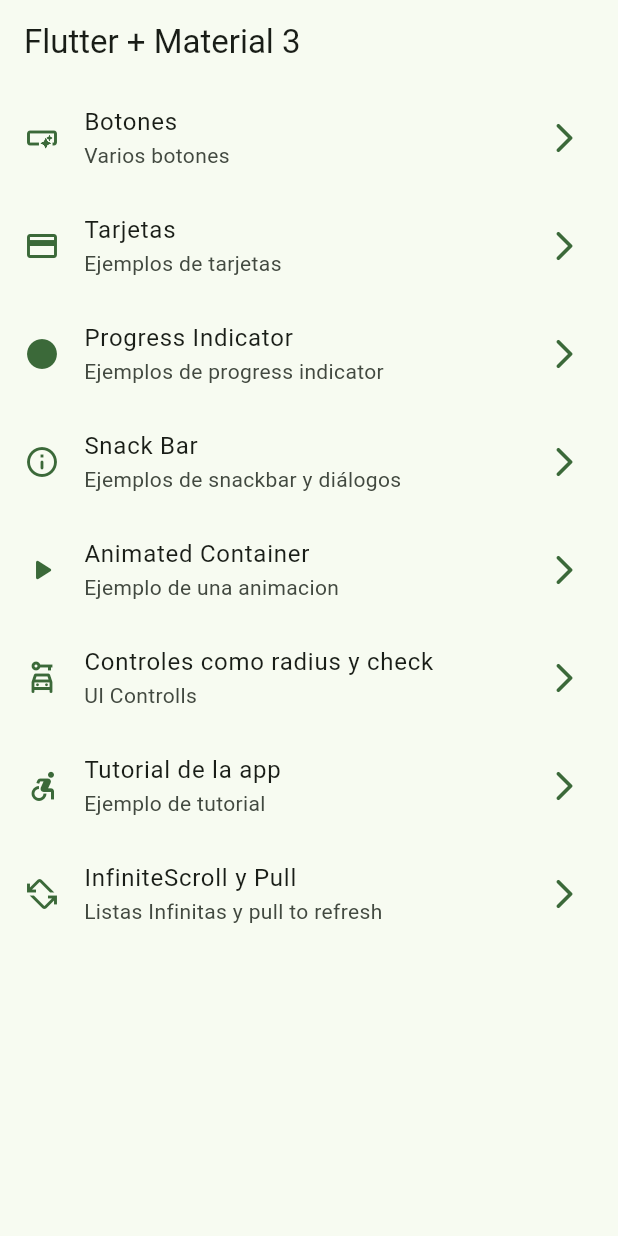
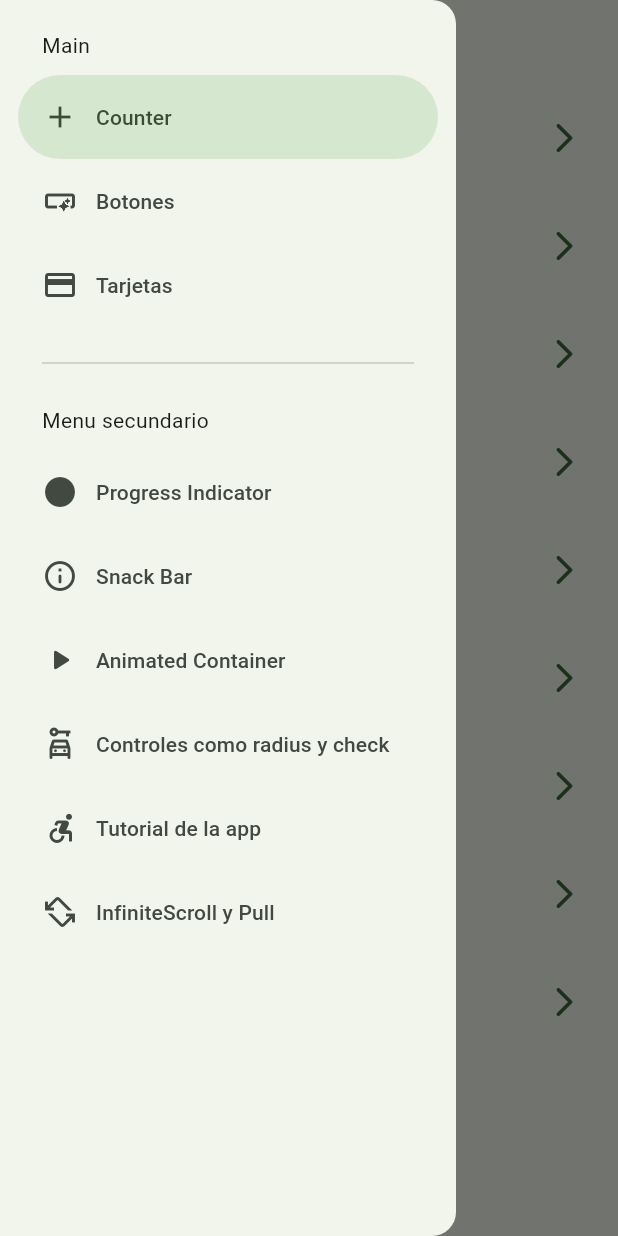
Before and after one commit to paulG1505/flutter_widgets_examples, a Flutter app: the screen it shows after launch, with the side drawer open (before the commit the screen has no drawer), on a phone screen of 412 x 824 dp. Run offline on Flutter 3.47's test engine with Material 2 defaults, Android fonts, the phone set to English and light mode, and no system bars; our stand-ins replace animate_do, flutter_riverpod, go_router.

Commit message:
Implementacion de riverpod

```diff
--- a/lib/config/menu/menu_items.dart
+++ b/lib/config/menu/menu_items.dart
@@ -14,6 +14,11 @@ class MenuItem {
 }
 
 const appMenuItems = <MenuItem>[
+  MenuItem(
+      title: 'Counter',
+      subtitle: 'Counter con RiverPod',
+      link: '/counter',
+      icon: Icons.add),
   MenuItem(
       title: 'Botones',
       subtitle: 'Varios botones',
--- a/lib/config/router/app_router.dart
+++ b/lib/config/router/app_router.dart
@@ -12,6 +12,11 @@ final appRouter = GoRouter(
     GoRoute(
       path: '/buttons',
       name: ButtonsScreen.name,
+      builder: (context, state) => const ButtonsScreen(),
+    ),
+    GoRoute(
+      path: '/counter',
+      name: CounterScreen.name,
       builder: (context, state) => const ButtonsScreen(),
     ),
     GoRoute(
--- a/lib/main.dart
+++ b/lib/main.dart
@@ -1,9 +1,14 @@
 import 'package:flutter/material.dart';
+import 'package:flutter_riverpod/flutter_riverpod.dart';
 import 'package:widgets_app/config/router/app_router.dart';
 import 'package:widgets_app/config/theme/app_theme.dart';
 
 void main() {
-  runApp(const MainApp());
+  runApp(
+    const ProviderScope(//creamos llamado a riverpod en toda la app
+      child: MainApp()
+      )
+    );
 }
 
 class MainApp extends StatelessWidget {
--- /dev/null
+++ b/lib/presentation/providers/counter_provider.dart
@@ -0,0 +1,3 @@
+import 'package:flutter_riverpod/flutter_riverpod.dart';
+
+final counterProvider = StateProvider((ref) => 5);
--- /dev/null
+++ b/lib/presentation/providers/theme_provider.dart
@@ -0,0 +1,3 @@
+import 'package:flutter_riverpod/flutter_riverpod.dart';
+
+final isDarkModeProvider = StateProvider((ref) => false);
--- a/lib/presentation/screens/home/home_screen.dart
+++ b/lib/presentation/screens/home/home_screen.dart
@@ -1,18 +1,21 @@
 import 'package:flutter/material.dart';
 import 'package:go_router/go_router.dart';
 import 'package:widgets_app/config/menu/menu_items.dart';
+import 'package:widgets_app/presentation/widgets/side_menu.dart';
 
 class HomeScreen extends StatelessWidget {
-
   static const String name = 'home_screen';
 
   const HomeScreen({super.key});
 
   @override
   Widget build(BuildContext context) {
+    final scaffoldKey = GlobalKey<ScaffoldState>();
     return Scaffold(
+      key: scaffoldKey,//para saber el id del scaffold que se encuentra
       appBar: AppBar(title: const Text('Flutter + Material 3')),
       body: const _HomeView(),
+      drawer:  SideMenu(scaffoldKey:scaffoldKey),
     );
   }
 }
--- a/lib/presentation/screens/screens.dart
+++ b/lib/presentation/screens/screens.dart
@@ -1,4 +1,5 @@
 //archivo de barrill para hacer menos imports
+export 'package:widgets_app/presentation/screens/counter/counter_screen.dart';
 export 'package:widgets_app/presentation/screens/animated/animated_screen.dart';
 export 'package:widgets_app/presentation/screens/app_tutorial/app_tutorial_screen.dart';
 export 'package:widgets_app/presentation/screens/buttons/buttons_screen.dart';
--- /dev/null
+++ b/lib/presentation/widgets/side_menu.dart
@@ -0,0 +1,62 @@
+import 'package:flutter/material.dart';
+import 'package:go_router/go_router.dart';
+import 'package:widgets_app/config/menu/menu_items.dart';
+
+class SideMenu extends StatefulWidget {
+
+  final GlobalKey<ScaffoldState> scaffoldKey;
+
+  const SideMenu({super.key, required this.scaffoldKey});
+
+  @override
+  State<SideMenu> createState() => _SideMenuState();
+}
+
+class _SideMenuState extends State<SideMenu> {
+  int navDrawerIndex = 0;
+
+  @override
+  Widget build(BuildContext context) {
+//determinar si el dispositivo tiene notch
+    final hasNotch = MediaQuery.of(context).viewPadding.top >
+        35; // si es mayor a 35 significa que tiene notch
+
+    return NavigationDrawer(
+      selectedIndex: navDrawerIndex,
+      onDestinationSelected: (value) {
+        setState(() {
+          navDrawerIndex = value;
+        });
+
+        final menuItem = appMenuItems[value];
+        context.push(menuItem.link);
+        //obtengo el estado del scafold y cierro el drawer
+        widget.scaffoldKey.currentState?.closeDrawer();
+      },
+      children: [
+        Padding(
+          padding: EdgeInsets.fromLTRB(28, hasNotch ? 0 : 20, 16, 10),
+          child: const Text('Main'),
+        ),
+        ...appMenuItems
+            .sublist(0,
+                3) // hacemos una sublista para que solo obtenga los primeros 3
+            .map((item) => NavigationDrawerDestination(
+                icon: Icon(item.icon), label: Text(item.title))),
+        const Padding(
+          padding: EdgeInsets.fromLTRB(28, 16, 28, 10),
+          child: Divider(),
+        ),
+        const Padding(
+          padding: EdgeInsets.fromLTRB(28, 10, 16, 10),
+          child: Text('Menu secundario'),
+        ),
+        ...appMenuItems
+            .sublist(
+                3) // hacemos una sublista para que solo obtenga los primeros 3
+            .map((item) => NavigationDrawerDestination(
+                icon: Icon(item.icon), label: Text(item.title))),
+      ],
+    );
+  }
+}
--- a/pubspec.yaml
+++ b/pubspec.yaml
@@ -10,6 +10,7 @@ dependencies:
   animate_do: ^3.1.2
   flutter:
     sdk: flutter
+  flutter_riverpod: ^2.4.0
   go_router: ^10.0.0
 
 dev_dependencies:
```
Also changed, not shown: lib/presentation/screens/counter/counter_screen.dart (added, +46 -0 lines), pubspec.lock.
